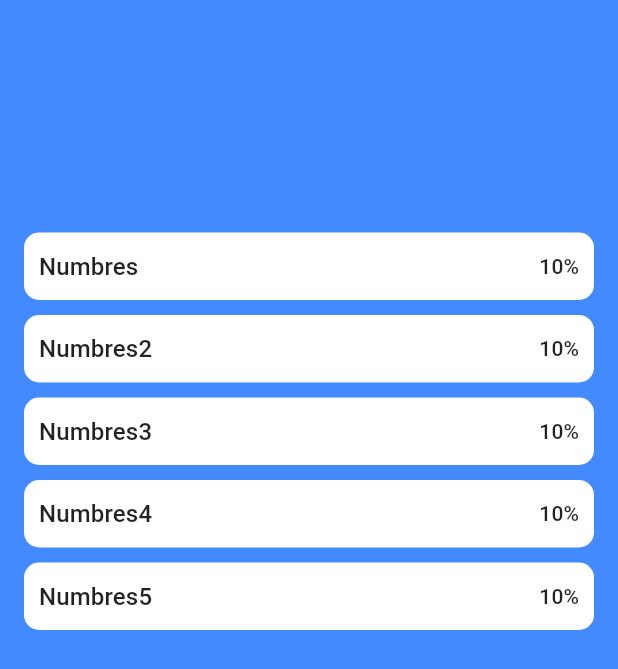
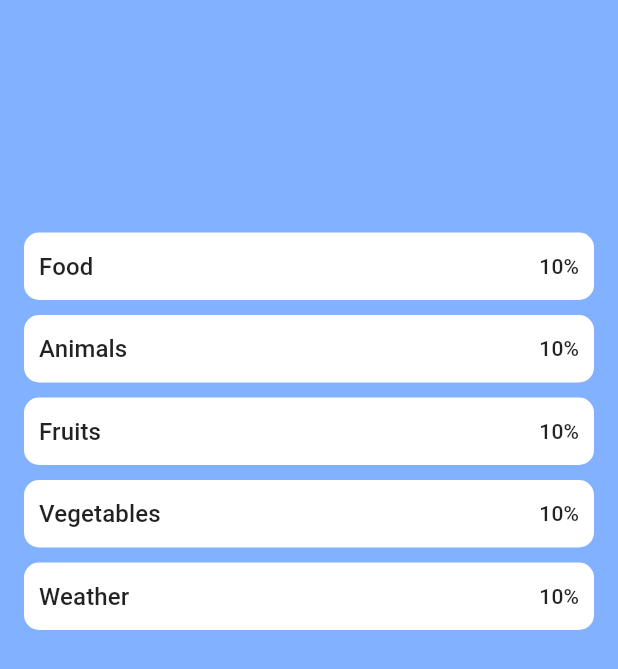
Before and after one commit to Lana-Dzuceva/learning_language_app, a Flutter app: the ChooseCategoryScreen screen opened directly, on a phone screen of 412 x 824 dp. Shown: the top 669 px of the screen. Run offline on Flutter 3.47's test engine with Material 3 defaults, Android fonts, the phone set to English and light mode, and no system bars; our stand-ins replace flutter_card_swiper.

Commit message:
add new words, change background color

```diff
--- a/lib/constants.dart
+++ b/lib/constants.dart
@@ -2,4 +2,4 @@
 
 import 'package:flutter/material.dart';
 
-Color backgroundColor = Colors.blueAccent;
+Color backgroundColor = Colors.blueAccent.shade100;
--- a/lib/main.dart
+++ b/lib/main.dart
@@ -1,5 +1,4 @@
 import 'package:flutter/material.dart';
-
 import 'main_screen.dart';
 
 void main() {
--- a/lib/main_screen.dart
+++ b/lib/main_screen.dart
@@ -1,6 +1,7 @@
 import 'package:flutter/material.dart';
 import 'package:language_learning_app/constants.dart';
 import 'package:language_learning_app/view/ChooseCategoryScreen.dart';
+
 
 
 class MainScreen extends StatefulWidget {
--- a/lib/model/word.dart
+++ b/lib/model/word.dart
@@ -1,14 +1,16 @@
 import 'dart:convert';
+
+//способ организации и хранения данных
 
 class Word {
   String english;
   String russian;
-  int? countViews;
+  int? countViews; //может быть =0
   String? progress;
   bool isLearned;
 
   Word({
-    required this.english,
+    required this.english, //инициализируем объекты
     required this.russian,
     required this.countViews,
     required this.progress,
@@ -16,16 +18,16 @@ class Word {
   });
 
   factory Word.fromRawJson(String str) => Word.fromJson(json.decode(str));
-
+  //метод, создающий экземпляр класса Word из строки json.
   String toRawJson() => json.encode(toJson());
-
+  //объект Word в строку json.
   factory Word.fromJson(Map<String, dynamic> json) => Word(
         english: json["english"],
         russian: json["russian"],
         countViews: json["count_views"],
         progress: json["progress"],
         isLearned: json["isLearned"],
-      );
+      );//объекты Word в объект json
 
   Map<String, dynamic> toJson() => {
         "english": english,
--- a/lib/view/ChooseCategoryScreen.dart
+++ b/lib/view/ChooseCategoryScreen.dart
@@ -3,7 +3,7 @@ import 'package:flutter/material.dart';
 import 'package:flutter/material.dart';
 import 'package:language_learning_app/constants.dart';
 import 'package:language_learning_app/model/WordCategory.dart';
-import 'package:language_learning_app/view/temp.dart';
+import 'package:language_learning_app/model/word.dart';
 
 import 'learning_words_screen.dart';
 
@@ -16,11 +16,176 @@ class ChooseCategoryScreen extends StatefulWidget {
 
 class _ChooseCategoryScreenState extends State<ChooseCategoryScreen> {
   List<WordCategory> wordList = [
-    WordCategory(title: "Numbres", items: [], totalProgress: 10),
-    WordCategory(title: "Numbres2", items: [], totalProgress: 10),
-    WordCategory(title: "Numbres3", items: [], totalProgress: 10),
-    WordCategory(title: "Numbres4", items: [], totalProgress: 10),
-    WordCategory(title: "Numbres5", items: [], totalProgress: 10),
+    WordCategory(
+        title: "Food",
+        items: [
+          Word(
+              english: 'Pizza',
+              russian: 'Питса',
+              countViews: 0,
+              progress: '',
+              isLearned: false),
+          Word(
+              english: 'Cucumber',
+              russian: 'Огурец',
+              countViews: 0,
+              progress: '',
+              isLearned: false),
+          Word(
+              english: 'Tomato',
+              russian: 'Помидор',
+              countViews: 0,
+              progress: '',
+              isLearned: false),
+          Word(
+              english: 'Hren',
+              russian: 'Хрен',
+              countViews: 0,
+              progress: '',
+              isLearned: false),
+          Word(
+              english: 'Sushi',
+              russian: 'Суши',
+              countViews: 0,
+              progress: '',
+              isLearned: false),
+        ],
+        totalProgress: 10),//food
+    WordCategory(
+        title: "Animals",
+        items: [
+          Word(
+              english: 'Leopard',
+              russian: 'Леопард',
+              countViews: 0,
+              progress: '',
+              isLearned: false),
+          Word(
+              english: 'Fox',
+              russian: 'Лиса',
+              countViews: 0,
+              progress: '',
+              isLearned: false),
+          Word(
+              english: 'Rabbit',
+              russian: 'Заяц',
+              countViews: 0,
+              progress: '',
+              isLearned: false),
+          Word(
+              english: 'Wolf',
+              russian: 'Волк',
+              countViews: 0,
+              progress: '',
+              isLearned: false),
+          Word(
+              english: 'Deer',
+              russian: 'Олень',
+              countViews: 0,
+              progress: '',
+              isLearned: false),
+        ], totalProgress: 10),//animal
+    WordCategory(title: "Fruits",
+        items: [
+          Word(
+              english: 'Apple',
+              russian: 'Яблоко',
+              countViews: 0,
+              progress: '',
+              isLearned: false),
+          Word(
+              english: 'Pineapple',
+              russian: 'Ананас',
+              countViews: 0,
+              progress: '',
+              isLearned: false),
+          Word(
+              english: 'GRAAAPE',
+              russian: 'Виноград',
+              countViews: 0,
+              progress: '',
+              isLearned: false),
+          Word(
+              english: 'Pear',
+              russian: 'Груша',
+              countViews: 0,
+              progress: '',
+              isLearned: false),
+          Word(
+              english: 'Melon',
+              russian: 'Дыня',
+              countViews: 0,
+              progress: '',
+              isLearned: false),
+        ], totalProgress: 10),//fruits
+    WordCategory(
+        title: "Vegetables",
+        items: [
+          Word(
+              english: 'Bean',
+              russian: 'Бобы',
+              countViews: 0,
+              progress: '',
+              isLearned: false),
+          Word(
+              english: 'Cabbage',
+              russian: 'Капуста',
+              countViews: 0,
+              progress: '',
+              isLearned: false),
+          Word(
+              english: 'Potato',
+              russian: 'Картофель',
+              countViews: 0,
+              progress: '',
+              isLearned: false),
+          Word(
+              english: 'Onion',
+              russian: 'Лук',
+              countViews: 0,
+              progress: '',
+              isLearned: false),
+          Word(
+              english: 'Carrot',
+              russian: 'Мокровь',
+              countViews: 0,
+              progress: '',
+              isLearned: false),
+        ], totalProgress: 10),//vegetables
+    WordCategory(
+        title: "Weather",
+        items: [
+          Word(
+              english: 'Rain',
+              russian: 'Дождь',
+              countViews: 0,
+              progress: '',
+              isLearned: false),
+          Word(
+              english: 'Wind',
+              russian: 'Ветер',
+              countViews: 0,
+              progress: '',
+              isLearned: false),
+          Word(
+              english: 'Fog',
+              russian: 'Туман',
+              countViews: 0,
+              progress: '',
+              isLearned: false),
+          Word(
+              english: 'Hail',
+              russian: 'Град',
+              countViews: 0,
+              progress: '',
+              isLearned: false),
+          Word(
+              english: 'Snow',
+              russian: 'Снег',
+              countViews: 0,
+              progress: '',
+              isLearned: false),
+        ], totalProgress: 10),//weather
   ];
 
   @override
@@ -31,7 +196,6 @@ class _ChooseCategoryScreenState extends State<ChooseCategoryScreen> {
           child: Padding(
             padding: const EdgeInsets.only(top: 150.0),
             child: ListView.builder(
-
               itemCount: wordList.length,
               itemBuilder: (context, i) {
                 return CategoryButton(
@@ -40,7 +204,9 @@ class _ChooseCategoryScreenState extends State<ChooseCategoryScreen> {
                     Navigator.push(
                         context,
                         MaterialPageRoute(
-                          builder: (context) => LearningWordsScreen(wordCategory: wordList[i],),
+                          builder: (context) => LearningWordsScreen(
+                            wordCategory: wordList[i],
+                          ),
                         ));
                   },
                   progress: wordList[i].totalProgress,
--- a/lib/view/learning_words_screen.dart
+++ b/lib/view/learning_words_screen.dart
@@ -1,12 +1,15 @@
-import 'package:flip_card/flip_card.dart';
-import 'package:flutter/cupertino.dart';
+import 'dart:math';
+
 import 'package:flutter/material.dart';
 import 'package:language_learning_app/constants.dart';
-
+import 'package:flutter_card_swiper/flutter_card_swiper.dart';
+import 'package:flutter/src/material/colors.dart';
 import '../model/WordCategory.dart';
+import '../model/word.dart';
 
 class LearningWordsScreen extends StatefulWidget {
   WordCategory wordCategory;
+
   LearningWordsScreen({required this.wordCategory, super.key});
 
   @override
@@ -14,57 +17,43 @@ class LearningWordsScreen extends StatefulWidget {
 }
 
 class _LearningWordsScreenState extends State<LearningWordsScreen> {
-  var a = ["q", "w", "e"];
-  var aa = ["qq", "ww", "ee"];
-  Color color = Colors.orange;
+  // Color color = Color.fromRGBO(100, 123, b, opacity);
+
 
   @override
   Widget build(BuildContext context) {
     return Scaffold(
-      backgroundColor: backgroundColor,
-      body: SafeArea(
-        child: Center(
-          child: Column(
-            children: [
-              SizedBox(height: 100),
-              Stack(
-                children: [
-                  FlipCard(
-                    front: CardSide(text: "work"),
-                    back: CardSide(text: "работа"),
-                  ),
-                ],
-              ),
-              MaterialButton(
-                onPressed: () {  },
-                child: Container(
-                  margin: EdgeInsets.symmetric(vertical: 5),
-                  // height: 45,
-                  alignment: Alignment.center,
-                  width: double.infinity,
-                  decoration: BoxDecoration(
-                    color: Colors.white,
-                    borderRadius: BorderRadius.circular(10),
-                  ),
-                  child: Icon(Icons.arrow_forward_rounded, size: 80),
-                ),
-              )
-              // GestureDetector(
-              //   onTap: () => setState(() {
-              //     color = color == Colors.orange ? Colors.green : Colors.orange;
-              //     print(1);
-              //   }),
-              //   child: AnimatedContainer(
-              //     child: Text(color.toString()),
-              //     duration: Duration(seconds: 1),
-              //     width: 100,
-              //     height: 100,
-              //     color: Colors.grey,
-              //   ),
-              // ),
-            ],
-          ),
-        ),
+      body: CardSwiper(
+        cardsCount: widget.wordCategory.items.length,
+        cardBuilder: (context, index, percentThresholdX, percentThresholdY) =>
+            Card(word: widget.wordCategory.items[index]),
+      ),
+    );
+  }
+}
+
+class Card extends StatelessWidget {
+  final Word word;
+
+  Card({
+    required this.word,
+    super.key,
+  });
+
+  @override
+  Widget build(BuildContext context) {
+    return Container(
+      width: double.infinity,
+      //color: Colors.primaries[Random().nextInt(Colors.primaries.length)],
+      //вонючие рандомные слова
+      color: Colors.indigo.shade200,
+      child: Column(
+        mainAxisAlignment: MainAxisAlignment.center,
+        crossAxisAlignment: CrossAxisAlignment.center,
+        children: [
+          Text(word.english, style: const TextStyle(fontSize: 50)),
+          Text(word.russian, style: const TextStyle(fontSize: 30))
+        ],
       ),
     );
   }
@@ -79,7 +68,7 @@ class CardSide extends StatelessWidget {
   Widget build(BuildContext context) {
     return Container(
       decoration: BoxDecoration(
-        color: Colors.orange.shade200,
+        color: Colors.indigoAccent,
         borderRadius: BorderRadius.circular(20),
       ),
       alignment: Alignment.center,
--- a/pubspec.yaml
+++ b/pubspec.yaml
@@ -37,6 +37,7 @@ dependencies:
   cupertino_icons: ^1.0.2
   flip_card: ^0.7.0
   flutter_swipable: ^1.2.1
+  flutter_card_swiper: ^7.0.0
 
 dev_dependencies:
   flutter_test:
@@ -47,7 +48,7 @@ dev_dependencies:
   # activated in the `analysis_options.yaml` file located at the root of your
   # package. See that file for information about deactivating specific lint
   # rules and activating additional ones.
-  flutter_lints: ^2.0.0
+  flutter_lints: ^3.0.2
 
 # For information on the generic Dart part of this file, see the
 # following page: https://dart.dev/tools/pub/pubspec
```
Also changed, not shown: pubspec.lock. Lines whose indentation alone changed are shown as unchanged.
